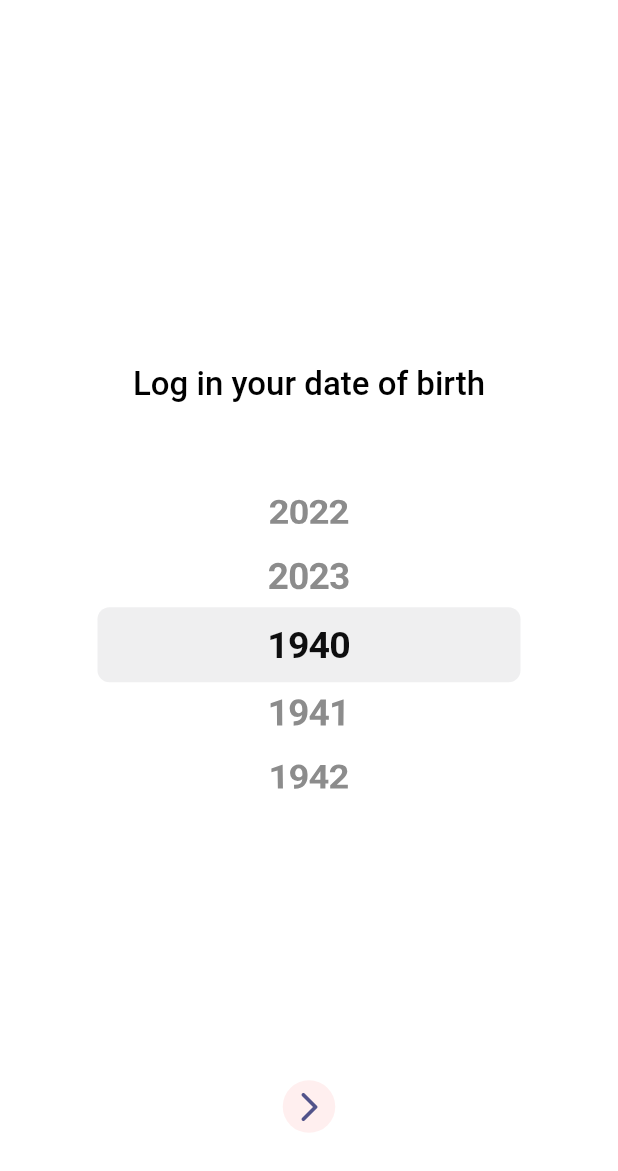
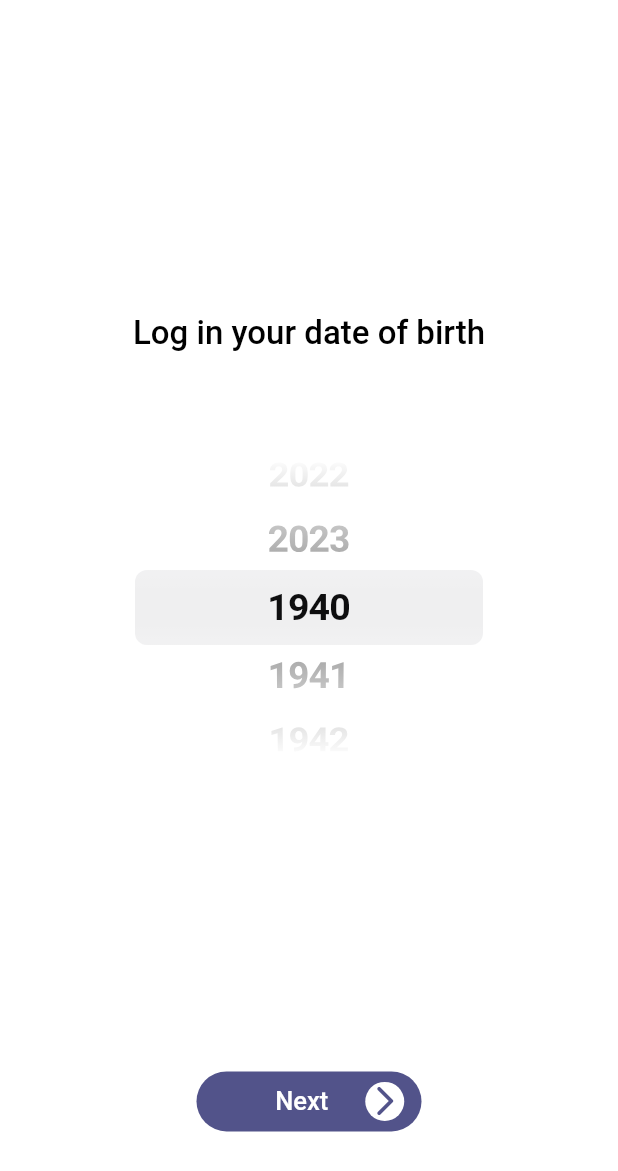
Before and after one commit to PeriyanAra/period_app, a Flutter app: the BirthDayPickerScreen screen opened directly, on a phone screen of 412 x 824 dp. Shown: the top 1171 px of the screen. Run offline on Flutter 3.47's test engine with Material 2 defaults, Android fonts, the phone set to English and light mode, and no system bars; our stand-ins replace easy_localization; generated files the repository leaves out were written again; Roboto replaces fonts that are missing (Rounded1c).

Commit message:
finish birthday picker screen

```diff
--- a/lib/birth_day_picker_screen.dart
+++ /dev/null
@@ -1,69 +0,0 @@
-import 'package:flutter/cupertino.dart';
-import 'package:flutter/material.dart';
-import 'package:period_app/buttons/custom_button.dart';
-import 'package:period_app/theme/period_color.dart';
-import 'package:period_app/theme/period_text_theme.dart';
-import 'package:period_app/theme/period_theme.dart';
-
-class BirthDayPickerScreen extends StatefulWidget {
-  const BirthDayPickerScreen({Key? key}) : super(key: key);
-
-  @override
-  State<BirthDayPickerScreen> createState() => _BirthDayPickerScreenState();
-}
-
-class _BirthDayPickerScreenState extends State<BirthDayPickerScreen> {
-  var date = [];
-
-  @override
-  void initState() {
-    super.initState();
-    for (int i = 1940; i <= 2023; i++) {
-      date.add(i.toString());
-    }
-  }
-
-  @override
-  Widget build(BuildContext context) {
-    return Scaffold(
-      backgroundColor: whiteModeColors.scafoldBackgroundColor,
-      body: Column(
-        children: [
-          const Spacer(flex: 4),
-          Text(
-            'Log in your date of birth',
-            style: periodTheme.body,
-          ),
-          const Spacer(flex: 1),
-          Center(
-            child: SizedBox(
-              width: 300,
-              height: 200,
-              child: CupertinoPicker(
-                diameterRatio: 4,
-                squeeze: 1.1,
-                looping: true,
-                itemExtent: 50,
-                children: date
-                    .map((date) => Center(
-                          child: Text(date, style: periodTheme.title),
-                        ))
-                    .toList(),
-                onSelectedItemChanged: (value) {},
-              ),
-            ),
-          ),
-          const Spacer(flex: 3),
-          TextButton(
-            onPressed: () {},
-            child: CustomButton(
-              iconColor: whiteModeColors.buttonColor,
-              containerColor: whiteModeColors.primaryBackgroundColor,
-            ),
-          ),
-          const Spacer(flex: 1),
-        ],
-      ),
-    );
-  }
-}
--- /dev/null
+++ b/lib/birthday_picker_screen.dart
@@ -0,0 +1,116 @@
+import 'package:easy_localization/easy_localization.dart';
+import 'package:flutter/cupertino.dart';
+import 'package:flutter/material.dart';
+import 'package:period_app/buttons/custom_button.dart';
+import 'package:period_app/theme/period_color.dart';
+import 'package:period_app/theme/period_text_theme.dart';
+import 'package:period_app/theme/period_theme.dart';
+
+import 'birthday_picker_shader.dart';
+
+class BirthDayPickerScreen extends StatefulWidget {
+  const BirthDayPickerScreen({Key? key}) : super(key: key);
+
+  @override
+  State<BirthDayPickerScreen> createState() => _BirthDayPickerScreenState();
+}
+
+class _BirthDayPickerScreenState extends State<BirthDayPickerScreen> {
+  var date = [];
+
+  @override
+  void initState() {
+    super.initState();
+    for (int i = 1940; i <= 2023; i++) {
+      date.add(i.toString());
+    }
+  }
+
+  @override
+  Widget build(BuildContext context) {
+    return Scaffold(
+      backgroundColor: whiteModeColors.scafoldBackgroundColor,
+      body: Column(
+        children: [
+          const Spacer(flex: 3),
+          Text(
+            tr('logInDateTitle'),
+            style: periodTheme.body,
+          ),
+          const Spacer(flex: 1),
+          Center(
+            child: SizedBox(
+              height: 200,
+              width: MediaQuery.of(context).size.width - 16,
+              child: Stack(
+                children: [
+                  Center(
+                    child: SizedBox(
+                      width: 250,
+                      height: 200,
+                      child: CupertinoPicker(
+                        diameterRatio: 4,
+                        squeeze: 1.1,
+                        looping: true,
+                        itemExtent: 50,
+                        children: date
+                            .map((date) => Center(
+                                  child: Text(date, style: periodTheme.title),
+                                ))
+                            .toList(),
+                        onSelectedItemChanged: (value) {},
+                      ),
+                    ),
+                  ),
+                  const BirthDayPickerShader(
+                    position: MeasurePickerShaderPosition.bottom,
+                  ),
+                  const BirthDayPickerShader(
+                    position: MeasurePickerShaderPosition.top,
+                  ),
+                ],
+              ),
+            ),
+          ),
+          const Spacer(flex: 3),
+          SizedBox(
+            height: 40.0,
+            width: 150.0,
+            child: Material(
+              borderRadius: BorderRadius.circular(50),
+              color: whiteModeColors.buttonColor,
+              child: InkWell(
+                onTap: () {},
+                borderRadius: BorderRadius.circular(50),
+                radius: 100,
+                highlightColor: whiteModeColors.scafoldBackgroundColor.withOpacity(0.25),
+                splashColor: whiteModeColors.scafoldBackgroundColor.withOpacity(0.25),
+                splashFactory: InkSparkle.splashFactory,
+                child: Row(
+                  children: [
+                    const Spacer(flex: 4),
+                    Text(
+                      tr('nextButtonText'),
+                      style: periodTheme.subtitle.copyWith(
+                        color: whiteModeColors.scafoldBackgroundColor,
+                      ),
+                    ),
+                    const Spacer(flex: 1),
+                    Padding(
+                      padding: const EdgeInsets.all(7.0),
+                      child: CustomButton(
+                        iconColor: whiteModeColors.buttonColor,
+                        containerColor: whiteModeColors.scafoldBackgroundColor,
+                      ),
+                    )
+                  ],
+                ),
+              ),
+            ),
+          ),
+          const Spacer(flex: 1),
+        ],
+      ),
+    );
+  }
+}
--- /dev/null
+++ b/lib/birthday_picker_shader.dart
@@ -0,0 +1,44 @@
+import 'package:flutter/material.dart';
+import 'package:period_app/theme/period_color.dart';
+
+class BirthDayPickerShader extends StatelessWidget {
+  final MeasurePickerShaderPosition position;
+
+  const BirthDayPickerShader({
+    required this.position,
+    super.key,
+  });
+
+  @override
+  Widget build(BuildContext context) {
+    return Positioned(
+      top: position == MeasurePickerShaderPosition.top ? 0 : null,
+      bottom: position == MeasurePickerShaderPosition.bottom ? 0 : null,
+      child: Container(
+        height: 90,
+        width: MediaQuery.of(context).size.width - 16,
+        decoration: BoxDecoration(
+          gradient: LinearGradient(
+            begin: Alignment.bottomCenter,
+            end: Alignment.topCenter,
+            stops: const [0, 1],
+            colors: position == MeasurePickerShaderPosition.top
+                ? [
+                    whiteModeColors.scafoldBackgroundColor.withOpacity(0),
+                    whiteModeColors.scafoldBackgroundColor
+                  ]
+                : [
+                    whiteModeColors.scafoldBackgroundColor,
+                    whiteModeColors.scafoldBackgroundColor.withOpacity(0)
+                  ],
+          ),
+        ),
+      ),
+    );
+  }
+}
+
+enum MeasurePickerShaderPosition {
+  top,
+  bottom,
+}
--- a/lib/main.dart
+++ b/lib/main.dart
@@ -1,5 +1,6 @@
 import 'package:easy_localization/easy_localization.dart';
 import 'package:flutter/material.dart';
+import 'package:period_app/birthday_picker_screen.dart';
 import 'package:period_app/generated/codegen_loader.g.dart';
 
 Future<void> main() async {
@@ -35,7 +36,8 @@ class MyApp extends StatelessWidget {
         theme: ThemeData(
           primarySwatch: Colors.blue,
         ),
-      home: const MyHomePage(title: 'Home'),
+        home: const BirthDayPickerScreen()
+        // const MyHomePage(title: 'Home'),
         );
   }
 }
--- a/lib/theme/period_text_theme.dart
+++ b/lib/theme/period_text_theme.dart
@@ -14,8 +14,8 @@ extension PeriodTextTheme on ThemeData {
 
   TextStyle get subtitle {
     return TextStyle(
-      fontSize: 15,
-      fontWeight: FontWeight.w400,
+      fontSize: 17,
+      fontWeight: FontWeight.w500,
       color: whiteModeColors.primaryFontColor,
       fontFamily: mainFont,
     );
```
Lines whose indentation alone changed are shown as unchanged.
